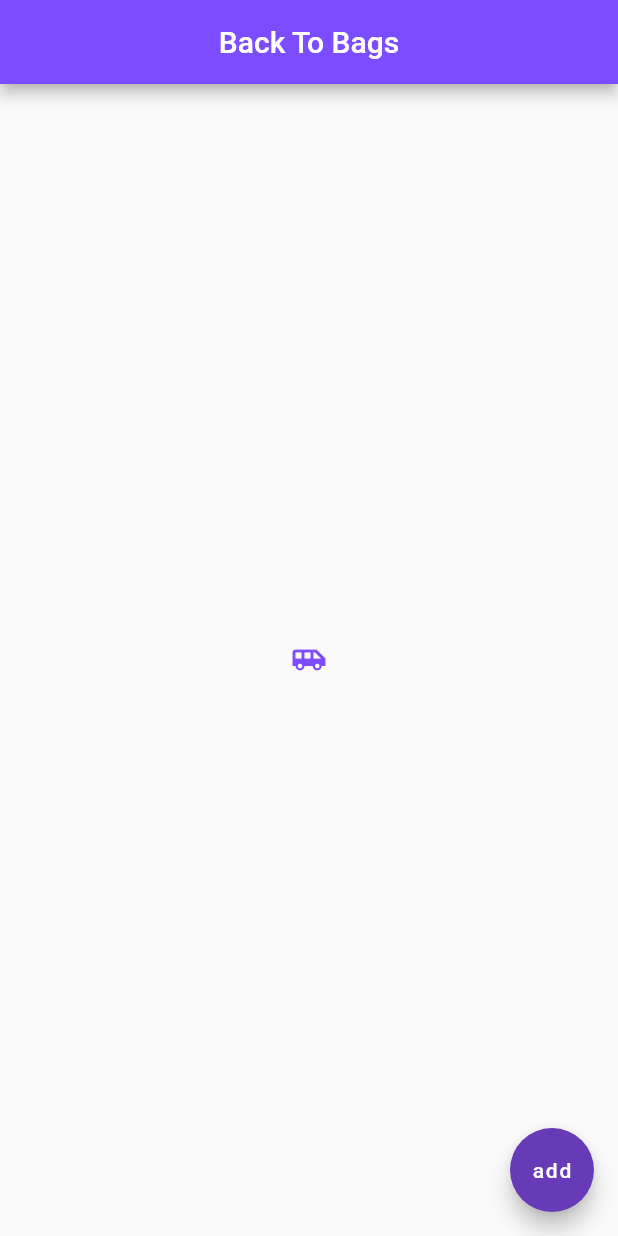
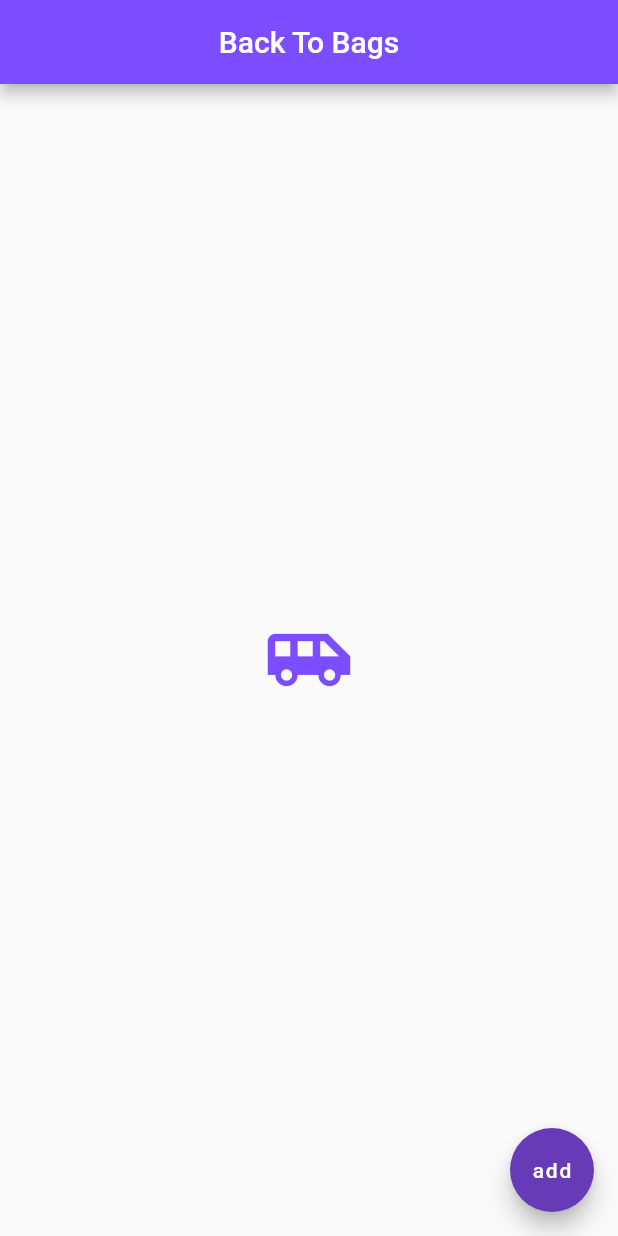
Before and after one commit to gokintosh/myapp, a Flutter app: the screen it shows after launch, on a phone screen of 412 x 824 dp. Run offline on Flutter 3.47's test engine with Material 2 defaults, Android fonts, the phone set to English and light mode, and no system bars.

Commit message:
added size property

```diff
--- a/lib/main.dart
+++ b/lib/main.dart
@@ -18,6 +18,7 @@ class Home extends StatelessWidget {
         child: Icon(
           Icons.airport_shuttle,
           color: Colors.deepPurpleAccent,
+          size: 60.0,
         )
         ),
 
```
